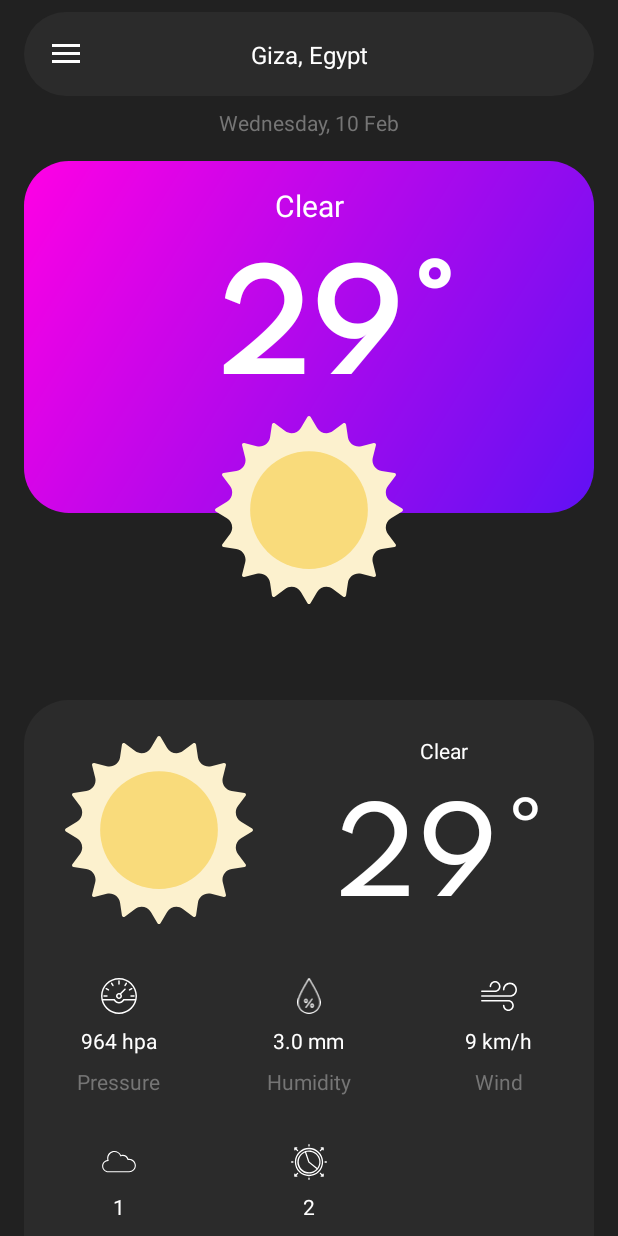
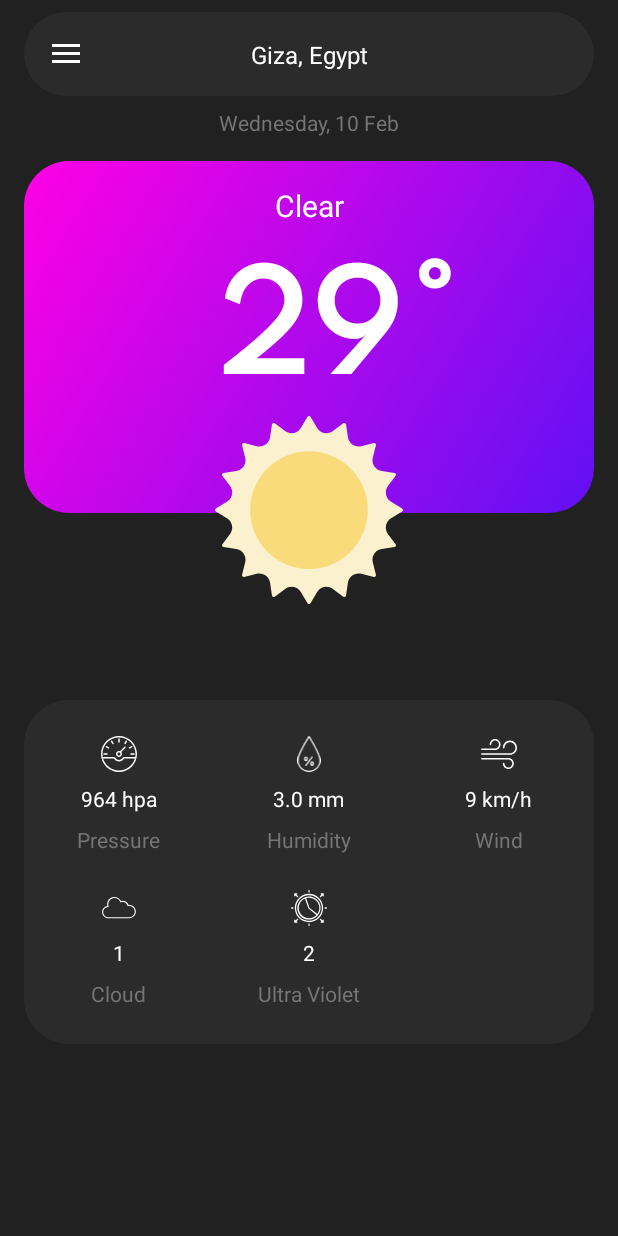
Before and after one commit to amrmsaraya/weather, an Android app: the screen it shows after launch (MainActivity), on a phone screen of 412 x 824 dp. Run offline under Robolectric (Android 15) with nearby library versions, the phone set to English and light mode, and no system bars; our stand-ins replace data binding, navigation-ui; 3 statements that could not run were skipped.

Commit message:
remove icon and temp from details layout

```diff
--- a/app/src/main/res/layout/fragment_home.xml
+++ b/app/src/main/res/layout/fragment_home.xml
@@ -29,78 +29,15 @@
                 app:layout_constraintTop_toBottomOf="@+id/rvDaily">
 
                 <LinearLayout
-                    android:id="@+id/linearLayout2"
-                    android:layout_width="match_parent"
-                    android:layout_height="match_parent"
+                    android:id="@+id/linearLayout"
+                    android:layout_width="0dp"
+                    android:layout_height="wrap_content"
                     android:layout_marginTop="24dp"
                     android:orientation="horizontal"
                     app:layout_constraintEnd_toEndOf="parent"
                     app:layout_constraintHorizontal_bias="0.5"
                     app:layout_constraintStart_toStartOf="parent"
                     app:layout_constraintTop_toTopOf="parent">
-
-                    <ImageView
-                        android:id="@+id/ivDetailsIcon"
-                        android:layout_width="125dp"
-                        android:layout_height="125dp"
-                        android:layout_marginStart="8dp"
-                        android:layout_marginEnd="8dp"
-                        android:layout_weight="1"
-                        app:srcCompat="@drawable/clear_day" />
-
-                    <LinearLayout
-                        android:layout_width="wrap_content"
-                        android:layout_height="wrap_content"
-                        android:layout_gravity="center"
-                        android:layout_marginStart="8dp"
-                        android:layout_marginEnd="8dp"
-                        android:layout_weight="1"
-                        android:orientation="vertical">
-
-                        <TextView
-                            android:id="@+id/rvDetailsDescription"
-                            android:layout_width="wrap_content"
-                            android:layout_height="wrap_content"
-                            android:layout_gravity="center"
-                            android:text="Clear"
-                            android:textColor="@color/white" />
-
-                        <LinearLayout
-                            android:layout_width="wrap_content"
-                            android:layout_height="wrap_content"
-                            android:layout_gravity="center"
-                            android:orientation="horizontal">
-
-                            <TextView
-                                android:id="@+id/tvDetailsTemp"
-                                android:layout_width="wrap_content"
-                                android:layout_height="wrap_content"
-                                android:fontFamily="@font/spartan"
-                                android:text="29"
-                                android:textColor="@color/white"
-                                android:textSize="75sp" />
-
-                            <TextView
-                                android:layout_width="wrap_content"
-                                android:layout_height="wrap_content"
-                                android:fontFamily="@font/spartan"
-                                android:text="@string/degree_symbol"
-                                android:textColor="@color/white"
-                                android:textSize="75sp" />
-                        </LinearLayout>
-                    </LinearLayout>
-                </LinearLayout>
-
-                <LinearLayout
-                    android:id="@+id/linearLayout"
-                    android:layout_width="0dp"
-                    android:layout_height="wrap_content"
-                    android:layout_marginTop="32dp"
-                    android:orientation="horizontal"
-                    app:layout_constraintEnd_toEndOf="parent"
-                    app:layout_constraintHorizontal_bias="0.5"
-                    app:layout_constraintStart_toStartOf="parent"
-                    app:layout_constraintTop_toBottomOf="@+id/linearLayout2">
 
                     <LinearLayout
                         android:layout_width="match_parent"
@@ -196,7 +133,7 @@
                 <LinearLayout
                     android:layout_width="match_parent"
                     android:layout_height="match_parent"
-                    android:layout_marginTop="32dp"
+                    android:layout_marginTop="24dp"
                     android:layout_marginBottom="24dp"
                     android:orientation="horizontal"
                     app:layout_constraintBottom_toBottomOf="parent"
```
